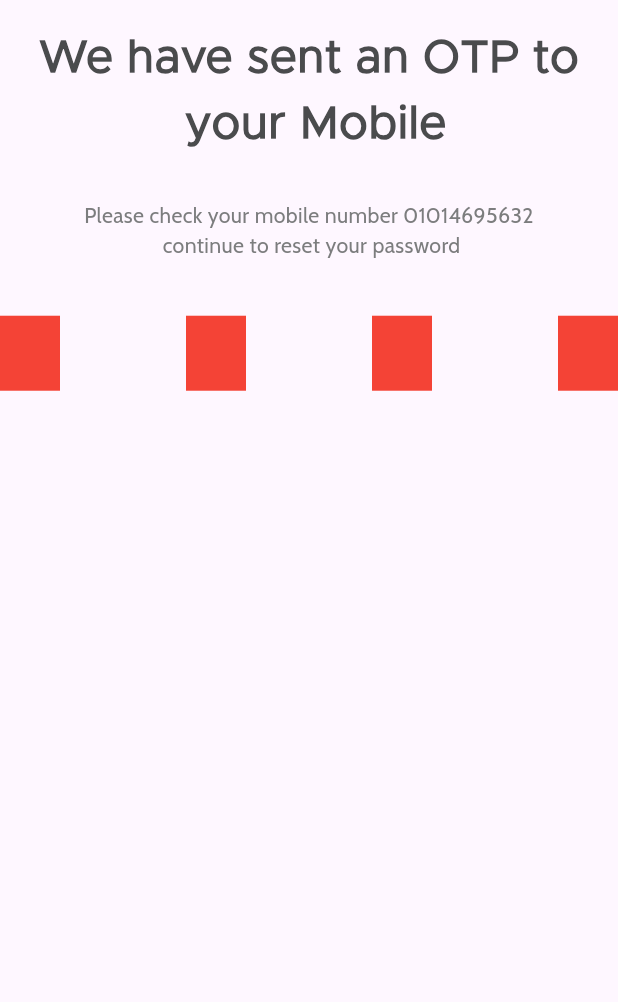
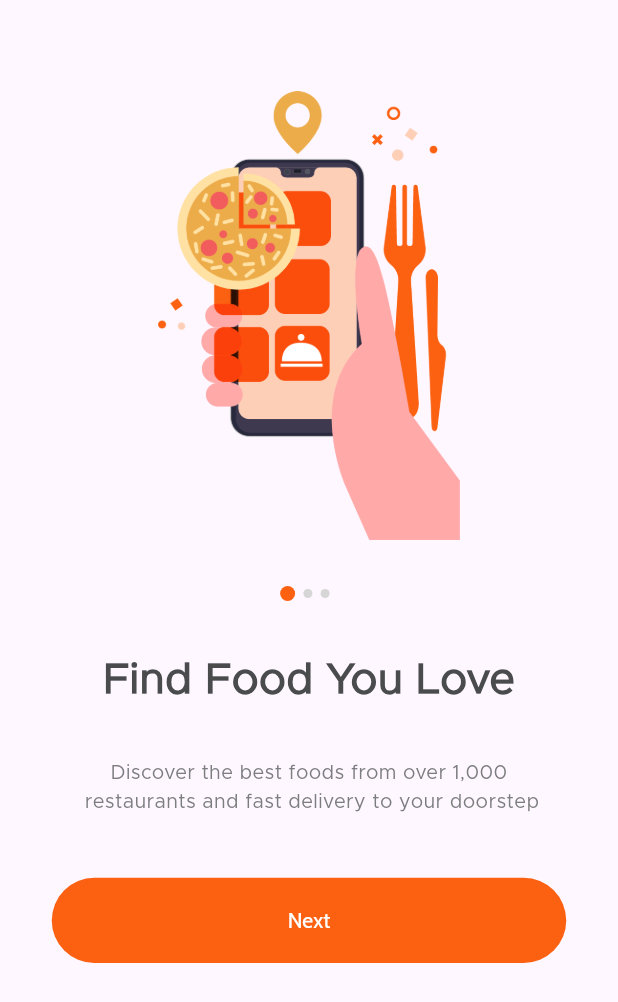
Before and after one commit to AhmedSaad912000/meal_monkey, a Flutter app: the screen it shows after launch, on a phone screen of 412 x 824 dp. Shown: the top 1002 px of the screen. Run offline on Flutter 3.47's test engine with Material 3 defaults, Android fonts, the phone set to English and light mode, and no system bars; drawn by our look-alikes of pin_code_fields; our stand-ins replace animate_do, flutter_screenutil, flutter_svg, shared_preferences.

Commit message:
first upload

```diff
--- a/lib/main.dart
+++ b/lib/main.dart
@@ -1,7 +1,8 @@
 import 'package:flutter/material.dart';
 import 'package:flutter_screenutil/flutter_screenutil.dart';
+import 'views/auth/new_password/view.dart';
+import 'views/auth/on_boarding/view.dart';
 import 'views/auth/otp/view.dart';
-import 'views/auth/reset_password/view.dart';
 void main(){
   runApp(const MyApp());
 }
@@ -23,7 +24,6 @@ class MyApp extends StatelessWidget {
               fixedSize: Size.fromHeight(56.h),
               shape: RoundedRectangleBorder(
                 borderRadius: BorderRadiusDirectional.circular(28.r),
-
               )
             )
           ),
@@ -71,7 +71,7 @@ class MyApp extends StatelessWidget {
         ),
         home:child
       ),
-      child:OTPView(),
+      child:OnBoardingView(),
     );
   }
 }
--- a/lib/views/auth/login/view.dart
+++ b/lib/views/auth/login/view.dart
@@ -3,6 +3,7 @@ import 'package:flutter_screenutil/flutter_screenutil.dart';
 import 'package:meal_monkey/core/design/app_input.dart';
 import 'package:meal_monkey/core/design/input_validation.dart';
 import 'package:meal_monkey/core/design/my_appbar.dart';
+import 'package:meal_monkey/views/auth/components/auth_header.dart';
 import '../../../core/design/app_image.dart';
 import '../../../core/design/fill_button.dart';
 part 'components/item.dart';
@@ -25,19 +26,7 @@ class _LoginViewState extends State<LoginView> {
           key: formKey,
           child: Column(
             children: [
-              SizedBox(
-                height: 12.h,
-              ),
-              Text(
-                'Add your details to login',
-                style: TextStyle(
-                    fontSize: 14.sp,
-                    fontWeight: FontWeight.w500,
-                    color: Color(0xff7C7D7E)),
-              ),
-              SizedBox(
-                height: 36.h,
-              ),
+              AuthHeader(text: 'Add your details to login'),
               AppInput(
                 validator: InputValidator.email,
                 labelText: 'Your Email',
--- /dev/null
+++ b/lib/views/auth/on_boarding/item_model.dart
@@ -0,0 +1,5 @@
+part of 'view.dart';
+class _ItemModel{
+  final String image,title,subTitle;
+  _ItemModel({required this.image,required this.title, required this.subTitle,});
+}
--- a/lib/views/auth/on_boarding/view.dart
+++ b/lib/views/auth/on_boarding/view.dart
@@ -0,0 +1,110 @@
+import 'package:flutter/material.dart';
+import 'package:flutter_screenutil/flutter_screenutil.dart';
+import 'package:meal_monkey/core/design/app_image.dart';
+import '../../../core/design/fill_button.dart';
+
+part 'item_model.dart';
+
+class OnBoardingView extends StatefulWidget {
+  const OnBoardingView({super.key});
+
+  @override
+  State<OnBoardingView> createState() => _OnBoardingViewState();
+}
+
+class _OnBoardingViewState extends State<OnBoardingView> {
+  List<_ItemModel> list = [
+    _ItemModel(
+        image: 'on_boarding1.png',
+        title: 'Find Food You Love',
+        subTitle:
+            'Discover the best foods from over 1,000\n restaurants and fast delivery to your doorstep'),
+    _ItemModel(
+        image: 'on_boarding2.png',
+        title: 'Fast Delivery',
+        subTitle: 'Fast food delivery to your home, office \nwherever you are'),
+    _ItemModel(
+        image: 'on_boarding3.png',
+        title: 'Live Tracking',
+        subTitle:
+            'Real time tracking of your food on the app\n once you placed the order'),
+  ];
+  int currentPage = 0;
+
+  @override
+  Widget build(BuildContext context) {
+    return Scaffold(
+      body: SafeArea(
+        child: Center(
+          child: Column(
+            crossAxisAlignment: CrossAxisAlignment.center,
+            children: [
+              SizedBox(
+                height: 60.h,
+              ),
+              AppImage(
+                list[currentPage].image,
+                height: 295.h,
+                width: 226.w,
+              ),
+              SizedBox(
+                height: 30.h,
+              ),
+              Row(
+                mainAxisSize: MainAxisSize.min,
+                children: List.generate(
+                    list.length,
+                    (index) => Padding(
+                          padding: EdgeInsetsDirectional.only(end: 5.w),
+                          child: CircleAvatar(
+                            backgroundColor:currentPage==index? Theme.of(context).primaryColor:Color(0xffD6D6D6),
+                            radius:currentPage==index? 5:3,
+                          ),
+                        )),
+              ),
+              SizedBox(
+                height: 32.h,
+              ),
+              Text(
+                list[currentPage].title,
+                style: TextStyle(
+                  fontSize: 28.sp,
+                  fontWeight: FontWeight.w800,
+                  color: Color(0xff4A4B4D),
+                  fontFamily: 'Metropolis',
+                ),
+              ),
+              SizedBox(
+                height: 32.h,
+              ),
+              Text(
+                list[currentPage].subTitle,
+                style: TextStyle(
+                  fontSize: 13.sp,
+                  fontWeight: FontWeight.w500,
+                  color: Color(0xff7C7D7E),
+                  fontFamily: 'Metropolis',
+                ),
+                textAlign: TextAlign.center,
+              ),
+              SizedBox(
+                height: 40.h,
+              ),
+              Padding(
+                padding: EdgeInsetsDirectional.symmetric(horizontal: 34.h),
+                child: FilleButton(
+                    text: 'Next',
+                    onPress: () {
+                      if (currentPage < list.length - 1) {
+                        currentPage++;
+                        setState(() {});
+                      }
+                    }),
+              ),
+            ],
+          ),
+        ),
+      ),
+    );
+  }
+}
```
Also changed, not shown: lib/views/auth/components/auth_header.dart (added, +28 -0 lines), lib/views/auth/new_password/view.dart (+78 -0 lines), lib/views/auth/otp/view.dart (+46 -17 lines), lib/views/auth/reset_password/view.dart (+2 -14 lines), lib/views/auth/sign_up/view.dart (+2 -13 lines), assets/images/on_boarding1.png (added), assets/images/on_boarding2.png (added), assets/images/on_boarding3.png (added).
